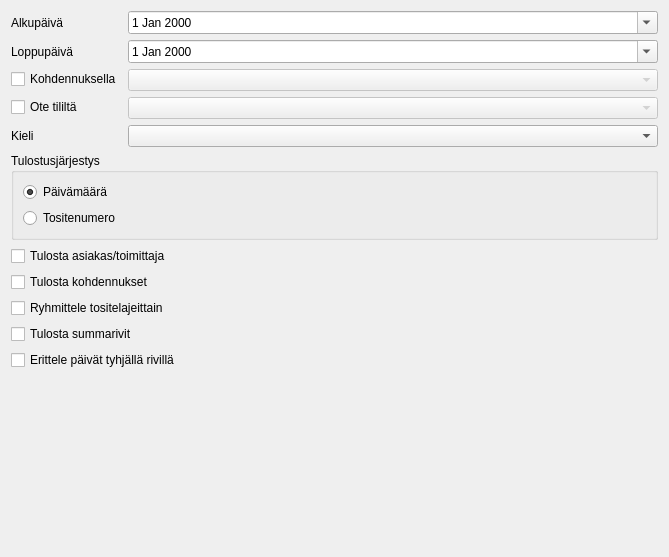
artoh/kitupiikki, file kitsas/raportti/paivakirja.ui: the form before one commit.
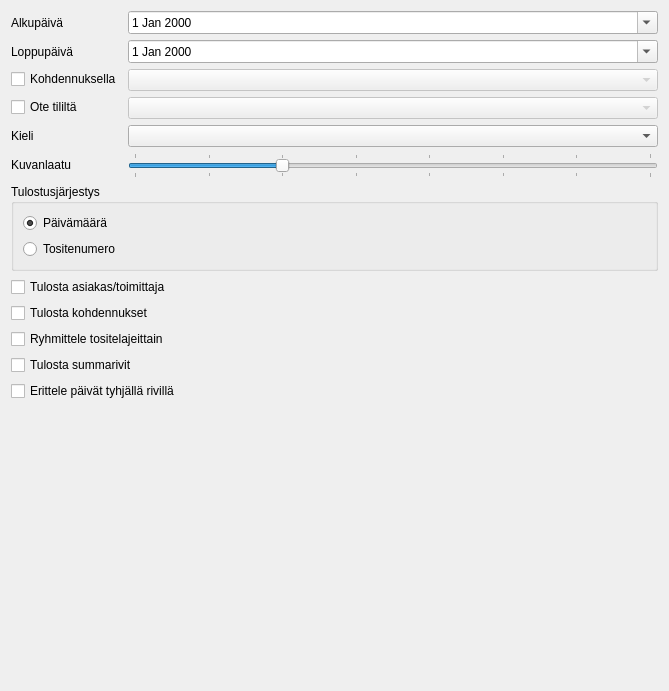
The form after the commit. Icons and pictures are not drawn. Custom widgets are drawn as their Qt base class.

What changed in the file:
```diff
--- a/kitsas/raportti/paivakirja.ui
+++ b/kitsas/raportti/paivakirja.ui
@@ -7,7 +7,7 @@
     <x>0</x>
     <y>0</y>
     <width>669</width>
-    <height>557</height>
+    <height>691</height>
    </rect>
   </property>
   <property name="windowTitle">
@@ -96,6 +96,41 @@
      <item row="4" column="1">
       <widget class="QComboBox" name="kieliCombo"/>
      </item>
+     <item row="5" column="0">
+      <widget class="QLabel" name="laatuLabel">
+       <property name="text">
+        <string>Kuvanlaatu</string>
+       </property>
+      </widget>
+     </item>
+     <item row="5" column="1">
+      <widget class="QSlider" name="laatuSlider">
+       <property name="minimum">
+        <number>75</number>
+       </property>
+       <property name="maximum">
+        <number>425</number>
+       </property>
+       <property name="singleStep">
+        <number>25</number>
+       </property>
+       <property name="pageStep">
+        <number>50</number>
+       </property>
+       <property name="value">
+        <number>175</number>
+       </property>
+       <property name="orientation">
+        <enum>Qt::Horizontal</enum>
+       </property>
+       <property name="tickPosition">
+        <enum>QSlider::TicksBothSides</enum>
+       </property>
+       <property name="tickInterval">
+        <number>50</number>
+       </property>
+      </widget>
+     </item>
     </layout>
    </item>
    <item>
```
